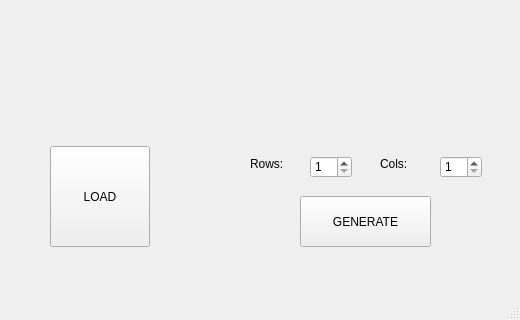
Qt form mainwindow.ui (Sanf1r/Maze) before a commit; both pictures show x 0 to 520 and y 374 to 694 of the 520 by 694 pixel window.
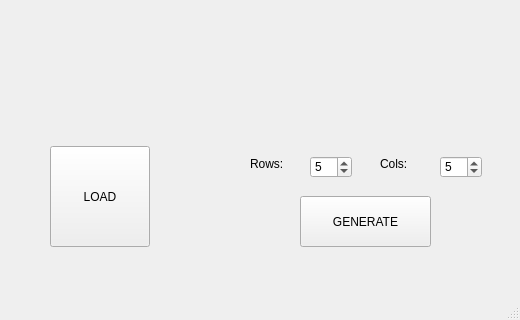
The same form after that commit. Custom widgets are drawn as their Qt base class.

```diff
--- a/mainwindow.ui
+++ b/mainwindow.ui
@@ -52,6 +52,9 @@
     <property name="maximum">
      <number>50</number>
     </property>
+    <property name="value">
+     <number>5</number>
+    </property>
    </widget>
    <widget class="QSpinBox" name="spinBox_2">
     <property name="geometry">
@@ -68,6 +71,9 @@
     <property name="maximum">
      <number>50</number>
     </property>
+    <property name="value">
+     <number>5</number>
+    </property>
    </widget>
    <widget class="QLabel" name="label">
     <property name="geometry">
```
Left out of the diff: 2 changed lines with no effect on the pictures.
